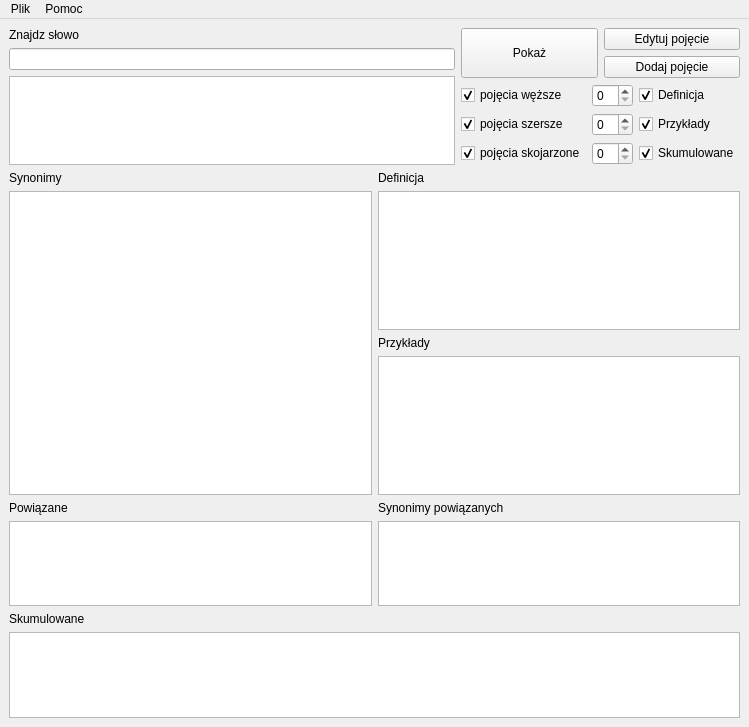
Qt form scalone/ui/przegladarka.ui (mpichlin/KPW) before a commit.
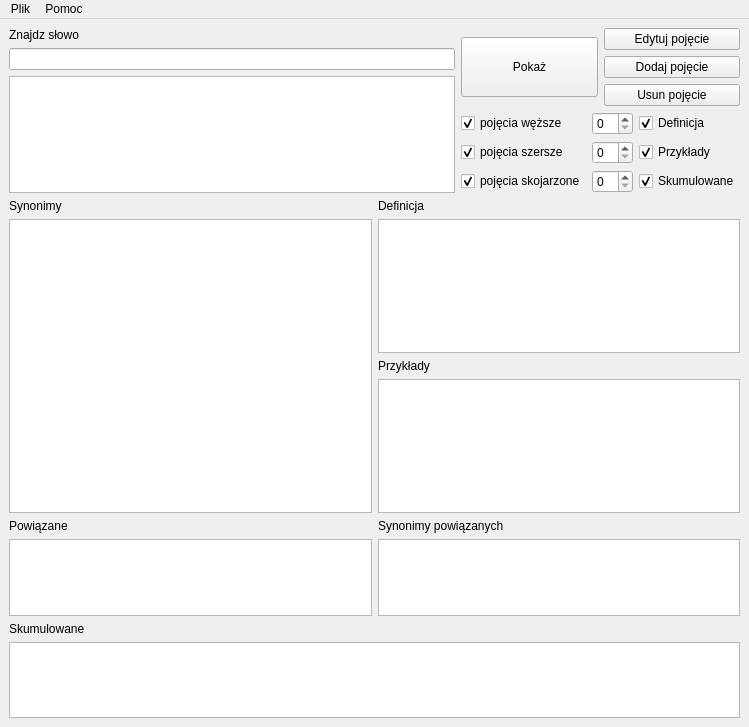
The same form after that commit.

```diff
--- a/scalone/ui/przegladarka.ui
+++ b/scalone/ui/przegladarka.ui
@@ -79,6 +79,13 @@
               </property>
              </widget>
             </item>
+            <item>
+             <widget class="QPushButton" name="usunButton">
+              <property name="text">
+               <string>Usun pojęcie</string>
+              </property>
+             </widget>
+            </item>
            </layout>
           </item>
          </layout>
```
